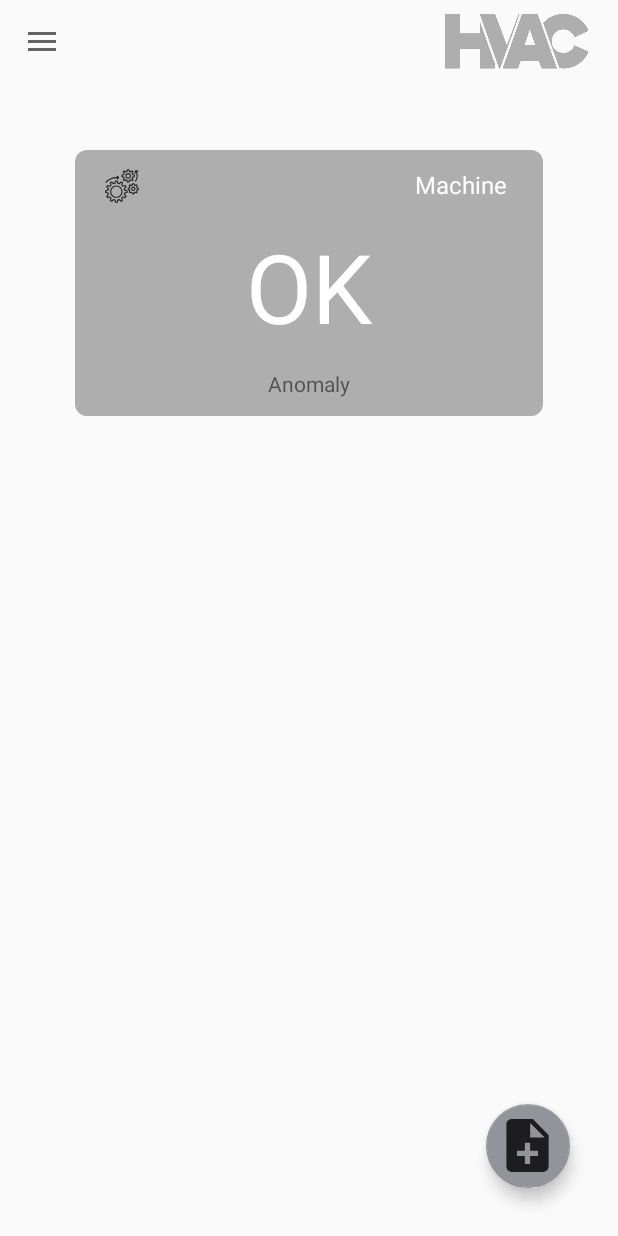
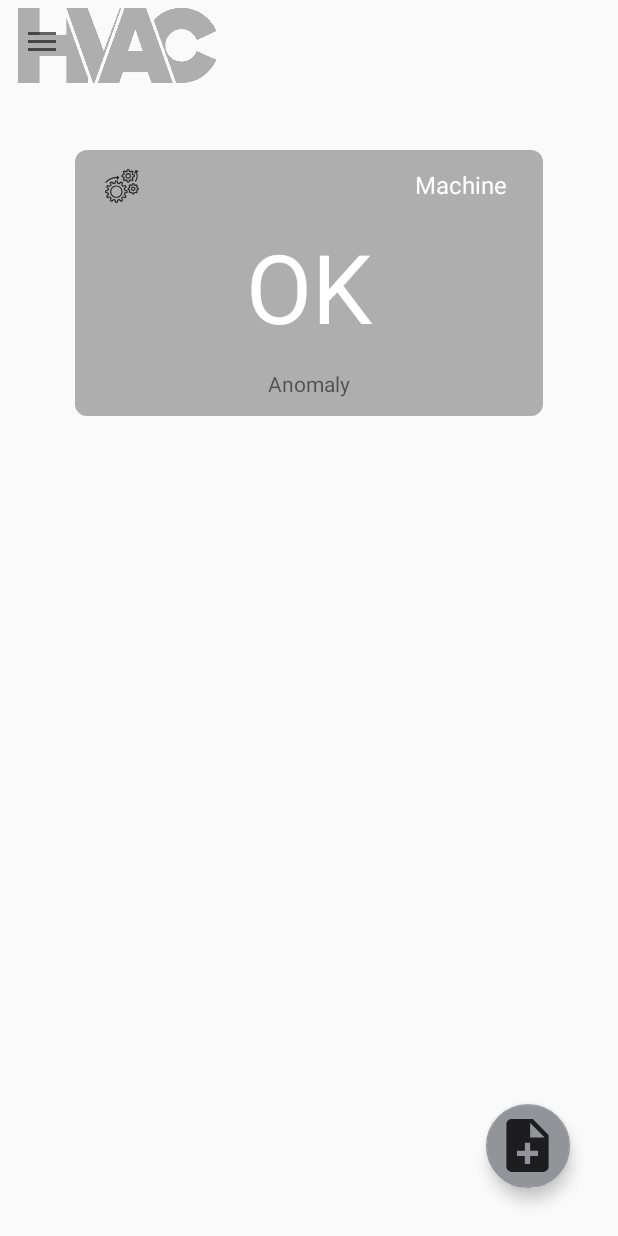
Before and after one commit to raulferrete09/TP_14804_14861_14876, an Android app: the MainActivity screen opened directly, with no data from a screen before it, on a phone screen of 412 x 824 dp. Run offline under Robolectric (Android 15) with nearby library versions, the phone set to English and light mode, and no system bars; our stand-ins replace Firebase (no records; nobody signed in at launch, a user with empty details on screens opened directly), Picasso; libraries missing offline, so code that uses them is left out: jp.wasabeef.picasso; 2 statements that could not run were skipped.

Commit message:
adjustments to the logo and MainActivity minor changes were made to the design

```diff
--- a/app/src/main/res/layout/activity_forgot_password.xml
+++ b/app/src/main/res/layout/activity_forgot_password.xml
@@ -34,7 +34,8 @@
             app:layout_constraintHorizontal_bias="0.495"
             app:layout_constraintStart_toStartOf="parent"
             app:layout_constraintTop_toTopOf="parent"
-            app:srcCompat="@drawable/hvac" />
+            app:srcCompat="@drawable/hvac"
+            app:tint="@color/gray"/>
 
         <LinearLayout
             android:layout_width="match_parent"
--- a/app/src/main/res/layout/activity_login.xml
+++ b/app/src/main/res/layout/activity_login.xml
@@ -24,7 +24,8 @@
         app:layout_constraintHorizontal_bias="0.495"
         app:layout_constraintStart_toStartOf="parent"
         app:layout_constraintTop_toTopOf="parent"
-        app:srcCompat="@drawable/hvac"/>
+        app:srcCompat="@drawable/hvac"
+        app:tint="@color/gray"/>
 
     <LinearLayout
         android:layout_width="match_parent"
@@ -156,14 +157,7 @@
                 android:text="Sign Up"
                 android:textColor="@color/colorAccent"
                 android:textStyle="bold" />
-
         </LinearLayout>
     </LinearLayout>
 
-
-
-
-
-
-
 </RelativeLayout>
--- a/app/src/main/res/layout/activity_main.xml
+++ b/app/src/main/res/layout/activity_main.xml
@@ -1,31 +1,42 @@
 <?xml version="1.0" encoding="utf-8"?>
 <androidx.drawerlayout.widget.DrawerLayout xmlns:android="http://schemas.android.com/apk/res/android"
-    xmlns:app="http://schemas.android.com/apk/res-auto"
     xmlns:tools="http://schemas.android.com/tools"
     android:layout_width="match_parent"
     android:layout_height="match_parent"
+    xmlns:app="http://schemas.android.com/apk/res-auto"
     tools:context=".MainActivity"
     android:id="@+id/drawer_layout">
 
     <RelativeLayout
         android:layout_width="match_parent"
-        android:layout_height="match_parent"
+        android:layout_height="match_parent" >
 
-        />
+        <androidx.recyclerview.widget.RecyclerView
+            android:id="@+id/audio_list_view"
+            android:layout_width="wrap_content"
+            android:layout_height="333dp"
+            android:layout_alignParentStart="true"
+            android:layout_alignParentTop="true"
+            android:layout_alignParentEnd="true"
+            android:layout_alignParentBottom="true"
+            android:layout_marginStart="30dp"
+            android:layout_marginTop="301dp"
+            android:layout_marginEnd="30dp"
+            android:layout_marginBottom="97dp"
+            app:layout_constraintEnd_toEndOf="parent"
+            app:layout_constraintStart_toStartOf="parent" />
+
+        <ImageView
+            android:id="@+id/imageView2"
+            android:layout_width="156dp"
+            android:layout_height="51dp"
+            android:layout_marginTop="5dp"
+            app:srcCompat="@drawable/hvac_logo"
+            app:tint="@color/gray"/>
+    </RelativeLayout>
     <androidx.constraintlayout.widget.ConstraintLayout
         android:layout_width="match_parent"
         android:layout_height="match_parent">
-
-        <ImageView
-            android:id="@+id/imageView2"
-            android:layout_width="135dp"
-            android:layout_height="37dp"
-            app:layout_constraintBottom_toBottomOf="@+id/main_toolbar"
-            app:layout_constraintEnd_toEndOf="parent"
-            app:layout_constraintTop_toBottomOf="@+id/image_layout_HVAC"
-            app:maxImageSize="100dp"
-            app:srcCompat="@drawable/hvac_logo"
-            app:tint="@color/gray" />
 
         <androidx.constraintlayout.widget.ConstraintLayout
             android:id="@+id/image_layout_HVAC"
@@ -74,16 +85,6 @@
             android:layout_height="?attr/actionBarSize"
             tools:ignore="MissingConstraints" />
 
-        <androidx.recyclerview.widget.RecyclerView
-            android:id="@+id/audio_list_view"
-            android:layout_width="355dp"
-            android:layout_height="426dp"
-            android:layout_marginTop="244dp"
-            app:layout_constraintBottom_toTopOf="@+id/button_layout_submission"
-            app:layout_constraintEnd_toEndOf="parent"
-            app:layout_constraintStart_toStartOf="parent"
-            app:layout_constraintTop_toBottomOf="@+id/main_toolbar" />
-
     </androidx.constraintlayout.widget.ConstraintLayout>
 
     <RelativeLayout
@@ -114,5 +115,4 @@
 
     </com.google.android.material.navigation.NavigationView>
 
-
 </androidx.drawerlayout.widget.DrawerLayout>
--- a/app/src/main/res/layout/activity_sign_up.xml
+++ b/app/src/main/res/layout/activity_sign_up.xml
@@ -35,7 +35,8 @@
             app:layout_constraintHorizontal_bias="0.495"
             app:layout_constraintStart_toStartOf="parent"
             app:layout_constraintTop_toTopOf="parent"
-            app:srcCompat="@drawable/hvac" />
+            app:srcCompat="@drawable/hvac"
+            app:tint="@color/gray"/>
 
         <LinearLayout
             android:layout_width="match_parent"
```
